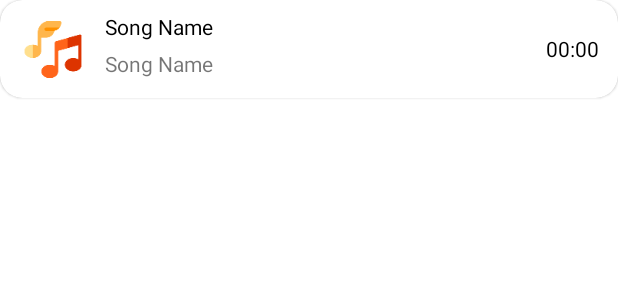
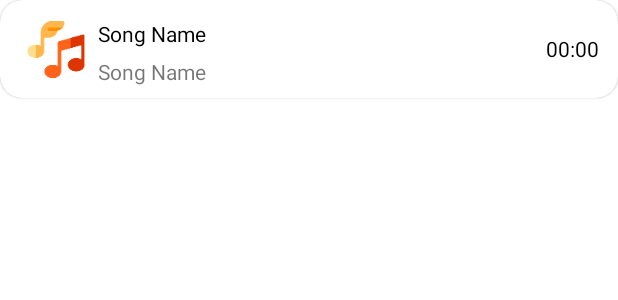
Before and after one commit to shounak-dev/My-Music, an Android app: the layout music_view.xml on its own in the app's theme, with its tools: preview values and no code run, on a phone screen of 412 x 824 dp. Shown: the top 300 px of the screen. Run offline under Robolectric (Android 15) with nearby library versions, the phone set to English and light mode, and no system bars.

Commit message:
Fixed alignment of Music View

```diff
--- a/app/src/main/res/layout/music_view.xml
+++ b/app/src/main/res/layout/music_view.xml
@@ -13,33 +13,33 @@
         android:layout_height="55dp"
         android:src="@mipmap/music_player_icon"
         app:shapeAppearanceOverlay="@style/curved"
-        android:layout_marginStart="5dp"
+        android:layout_marginStart="7dp"
         android:layout_marginVertical="5dp"/>
 
     <TextView
         android:id="@+id/songNameMV"
         android:layout_width="wrap_content"
-        android:layout_height="35dp"
+        android:layout_height="45dp"
         android:layout_toStartOf="@id/songDuration"
         android:layout_toEndOf="@id/imageMV"
         android:gravity="center_vertical"
         android:singleLine="true"
         android:text="@string/song_name"
         android:textColor="?colorOnPrimary"
-        android:layout_marginStart="70dp"
+        android:layout_marginStart="65dp"
         android:layout_marginEnd="50dp"/>
 
     <TextView
         android:id="@+id/songAlbumMV"
         android:layout_width="wrap_content"
-        android:layout_height="25dp"
+        android:layout_height="35dp"
         android:text="@string/song_name"
         android:layout_toEndOf="@id/imageMV"
         android:layout_toStartOf="@id/songDuration"
         android:layout_marginTop="30dp"
         android:gravity="center_vertical"
         android:singleLine="true"
-        android:layout_marginStart="70dp"
+        android:layout_marginStart="65dp"
         android:layout_marginEnd="50dp"/>
 
     <TextView
```
